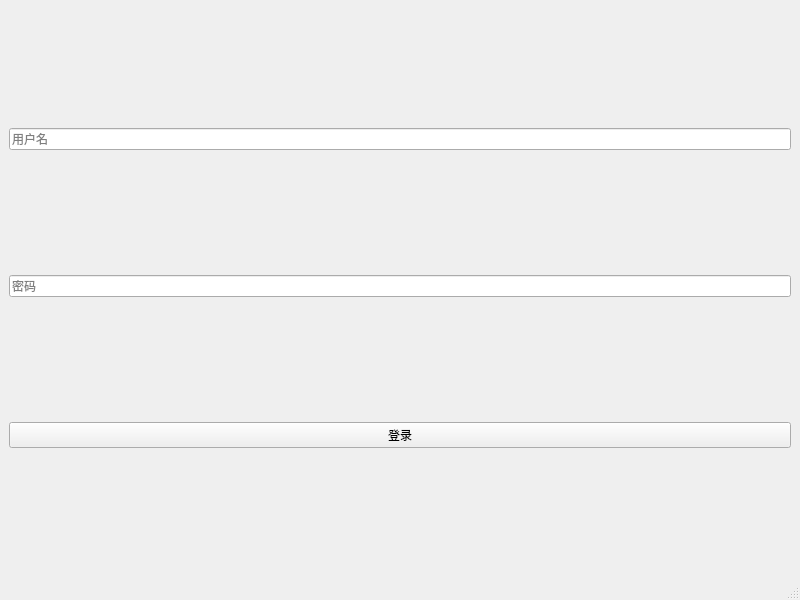
First picture: the form in mainwindow.ui, repository dzkkkkkk/SanguoshaClient, before the edit.
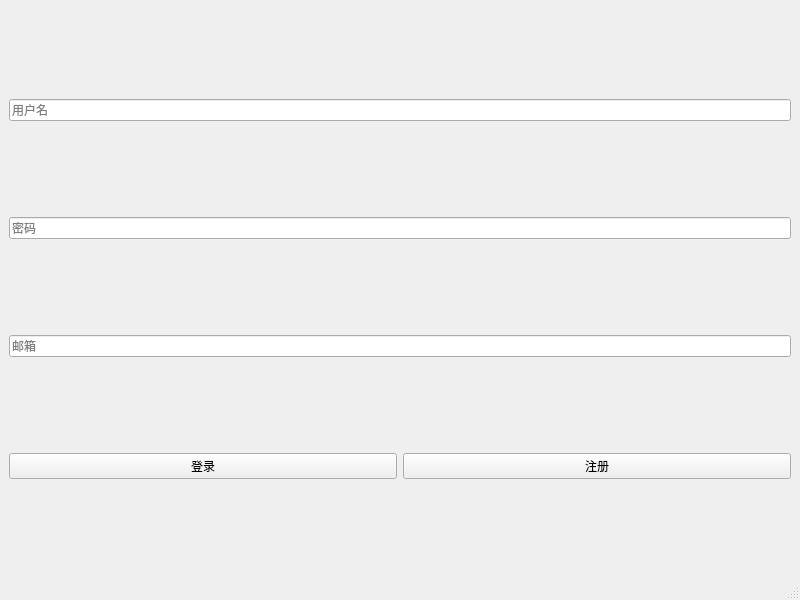
Second picture: the form after the edit.

Commit message: 登录注册正常运行

Diff of the .ui file:
```diff
--- a/mainwindow.ui
+++ b/mainwindow.ui
@@ -33,11 +33,29 @@
      </widget>
     </item>
     <item>
+     <widget class="QLineEdit" name="emailEdit">
+      <property name="placeholderText">
+       <string>邮箱</string>
+      </property>
+     </widget>
+    </item>
+    <item>
+     <layout class="QHBoxLayout" name="buttonLayout">
+      <item>
      <widget class="QPushButton" name="loginButton">
       <property name="text">
        <string>登录</string>
       </property>
      </widget>
+      </item>
+      <item>
+       <widget class="QPushButton" name="registerButton">
+        <property name="text">
+         <string>注册</string>
+        </property>
+       </widget>
+      </item>
+     </layout>
     </item>
    </layout>
   </widget>
```
Lines whose indentation alone changed are shown as unchanged. The commit also changes 2 other files.
